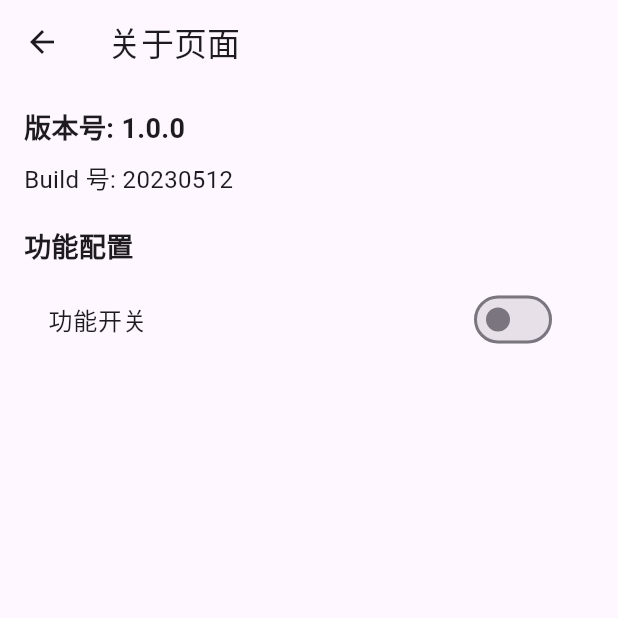
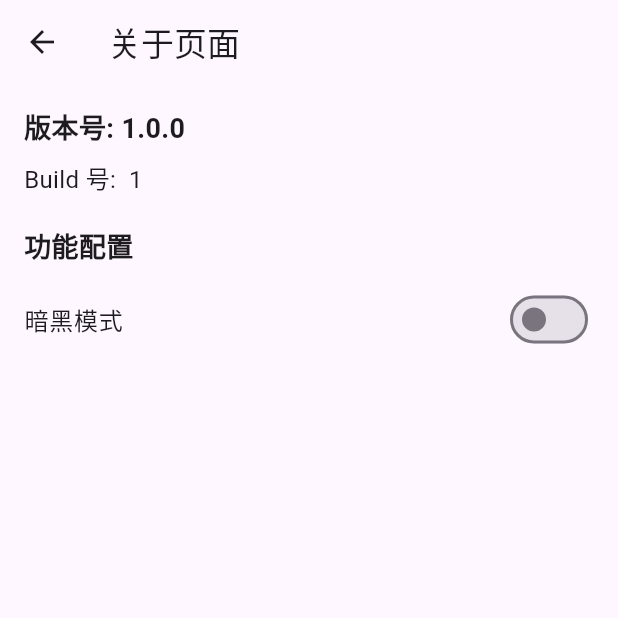
Before and after one commit to TengTeNJ/ota, a Flutter app: the AboutPage screen opened directly, on a phone screen of 412 x 824 dp, the top half of it. Run offline on Flutter 3.47's test engine with Material 3 defaults, Android fonts, the phone set to English and light mode, and no system bars; our stand-ins replace event_bus, package_info_plus, permission_handler; missing offline and left inert: flutter_reactive_ble.

Commit message:
增加版本号获取 增加主题切换

```diff
--- a/lib/controllers/abount_page.dart
+++ b/lib/controllers/abount_page.dart
@@ -1,17 +1,43 @@
 import 'package:flutter/material.dart';
+import 'package:package_info_plus/package_info_plus.dart';
+import 'package:provider/provider.dart';
 
+import '../utils/theme_provider.dart';
 
-
-
-class AboutPage extends StatelessWidget {
-
+class AboutPage extends StatefulWidget {
   const AboutPage({super.key});
 
   @override
+  State<AboutPage> createState() => _AboutPageState();
+}
+
+class _AboutPageState extends State<AboutPage> {
+  PackageInfo packageInfo = PackageInfo(
+  appName: '网球训练机器人',
+  packageName: 'com.potent.ota',
+  version: '1.0',
+  buildNumber: '1');
+
+  fetchApplicationInfo() async {
+    PackageInfo _packageInfo = await PackageInfo.fromPlatform();
+  setState(() {
+    packageInfo = _packageInfo;
+  });
+  }
+
+  @override
+  void initState() {
+    // TODO: implement initState
+    super.initState();
+    fetchApplicationInfo();
+  }
+  @override
   Widget build(BuildContext context) {
+    final themeProvider = Provider.of<ThemeProvider>(context);
     return Scaffold(
       appBar: AppBar(
         title: Text('关于页面'),
+
       ),
       body: Padding(
         padding: const EdgeInsets.all(16.0),
@@ -19,12 +45,12 @@ class AboutPage extends StatelessWidget {
           crossAxisAlignment: CrossAxisAlignment.start,
           children: [
             Text(
-              '版本号: 1.0.0',
+              '版本号: ${packageInfo.version}',
               style: TextStyle(fontSize: 18, fontWeight: FontWeight.bold),
             ),
             SizedBox(height: 8),
             Text(
-              'Build 号: 20230512',
+              'Build 号:  ${packageInfo.buildNumber}',
               style: TextStyle(fontSize: 16),
             ),
             SizedBox(height: 20),
@@ -34,11 +60,10 @@ class AboutPage extends StatelessWidget {
             ),
             SizedBox(height: 8),
             SwitchListTile(
-              title: Text('功能开关'),
-              value: false, // 示例开关状态
-              onChanged: (value) {
-                // 示例功能开关逻辑
-              },
+            contentPadding:EdgeInsets.zero,
+              title: Text('暗黑模式'),
+              value: themeProvider.themeMode == ThemeMode.dark,
+              onChanged: (value) => themeProvider.toggleTheme(value),
             ),
             SizedBox(height: 20),
           ],
--- /dev/null
+++ b/lib/utils/theme_provider.dart
@@ -0,0 +1,12 @@
+import 'package:flutter/material.dart';
+
+class ThemeProvider with ChangeNotifier {
+  ThemeMode _themeMode = ThemeMode.light;
+
+  ThemeMode get themeMode => _themeMode;
+
+  void toggleTheme(bool isDark) {
+    _themeMode = isDark ? ThemeMode.dark : ThemeMode.light;
+    notifyListeners(); // 通知界面更新
+  }
+}
--- a/pubspec.yaml
+++ b/pubspec.yaml
@@ -39,6 +39,8 @@ dependencies:
   permission_handler: ^11.3.0
 #  menu_button: ^1.4.2+1
   event_bus: ^2.0.1
+  package_info_plus: ^8.3.0
+  provider: ^6.1.2
 
 dev_dependencies:
   flutter_test:
```
Also changed, not shown: lib/main.dart (+43 -20 lines), lib/root_page_controller.dart (+11 -5 lines), pubspec.lock, 1 other file.
